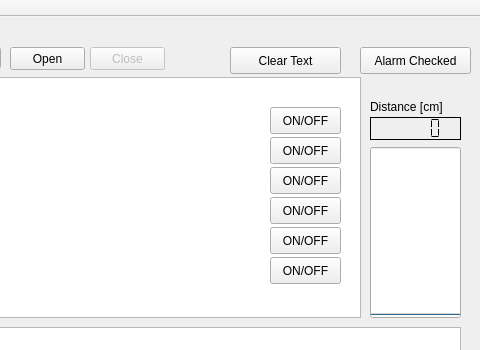
The window that Qt/mainwindow.ui (Fuochi/Alarm) describes before a commit, drawn with Qt 5; both pictures show x 170 to 650 and y 0 to 350 of the 650 by 625 pixel window.
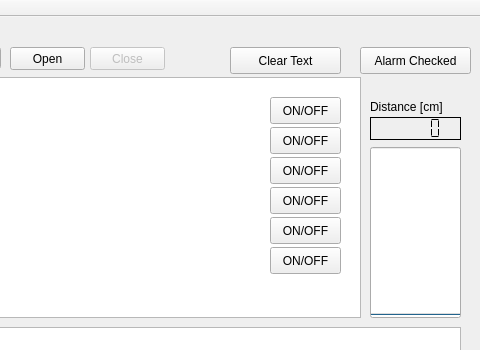
The same window after the commit.

Patch:
```diff
--- a/Qt/mainwindow.ui
+++ b/Qt/mainwindow.ui
@@ -176,7 +176,7 @@
     <property name="geometry">
      <rect>
       <x>440</x>
-      <y>90</y>
+      <y>80</y>
       <width>71</width>
       <height>27</height>
      </rect>
@@ -189,7 +189,7 @@
     <property name="geometry">
      <rect>
       <x>440</x>
-      <y>120</y>
+      <y>110</y>
       <width>71</width>
       <height>27</height>
      </rect>
@@ -202,7 +202,7 @@
     <property name="geometry">
      <rect>
       <x>440</x>
-      <y>150</y>
+      <y>140</y>
       <width>71</width>
       <height>27</height>
      </rect>
@@ -215,7 +215,7 @@
     <property name="geometry">
      <rect>
       <x>440</x>
-      <y>180</y>
+      <y>170</y>
       <width>71</width>
       <height>27</height>
      </rect>
@@ -228,7 +228,7 @@
     <property name="geometry">
      <rect>
       <x>440</x>
-      <y>210</y>
+      <y>200</y>
       <width>71</width>
       <height>27</height>
      </rect>
@@ -241,7 +241,7 @@
     <property name="geometry">
      <rect>
       <x>440</x>
-      <y>240</y>
+      <y>230</y>
       <width>71</width>
       <height>27</height>
      </rect>
```
